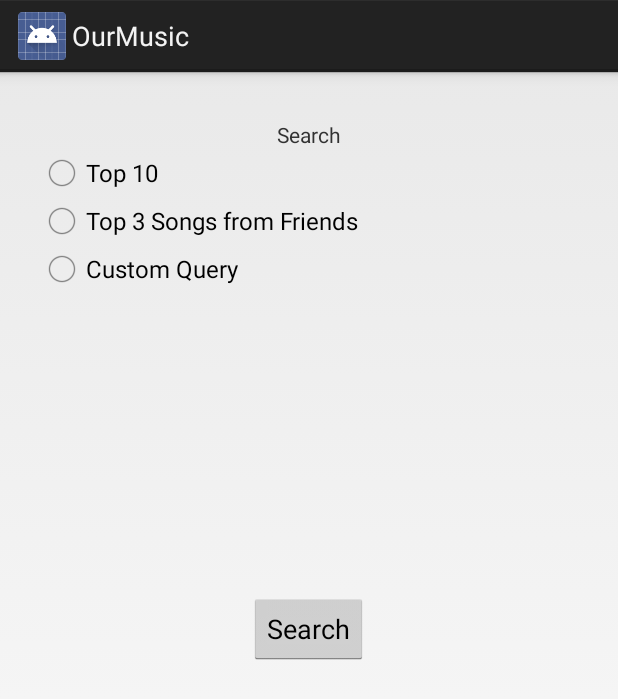
After one commit to d378p/acs560_course_project, an Android app: the SearchActivity screen opened directly, with no data from a screen before it, on a phone screen of 412 x 824 dp. The commit adds this screen. Shown: the top 699 px of the screen. Run offline under Robolectric (Android 15) with nearby library versions, the phone set to English and light mode, and no system bars.

Commit message:
Added comments and refactored some classes.  Added search activity xml and java class

```diff
--- a/OurMusic/app/src/main/AndroidManifest.xml
+++ b/OurMusic/app/src/main/AndroidManifest.xml
@@ -31,6 +31,11 @@
             android:label="@string/app_name"
         ></activity>
 
+        <activity
+            android:name="com.our_music.gui.SearchActivity"
+            android:label="@string/app_name"
+        ></activity>
+
     </application>
 
 </manifest>
--- a/OurMusic/app/src/main/java/com/our_music/connection/ClientConnection.java
+++ b/OurMusic/app/src/main/java/com/our_music/connection/ClientConnection.java
@@ -98,6 +98,11 @@ public class ClientConnection {
         }
     }
 
+    protected void resetConnection() {
+        closeConnection();
+        setupConnection();
+    }
+
     protected JSONObject requestData(String parsedJson) {
         JSONObject returnObject = null;
         try{
--- a/OurMusic/app/src/main/java/com/our_music/gui/HomeActivity.java
+++ b/OurMusic/app/src/main/java/com/our_music/gui/HomeActivity.java
@@ -8,6 +8,11 @@ import android.widget.TextView;
 
 import com.example.jared.ourmusic.R;
 
+/**
+ * Created by Jared at some point in time
+ *
+ * Activity for main page of app.  Displays a current song list and friend list of the user.
+ */
 
 public class HomeActivity extends Activity {
 
--- a/OurMusic/app/src/main/java/com/our_music/gui/LoginActivity.java
+++ b/OurMusic/app/src/main/java/com/our_music/gui/LoginActivity.java
@@ -30,8 +30,6 @@ public class LoginActivity extends Activity{
     private TextView loginText;
     private TextView passwordText;
     private Button loginButton;
-    private Intent startConnection;
-    public Parser connector;
     private final String LOGIN_VALID = "TRUE";
     private final String LOGIN_INVALID = "FALSE";
 
@@ -60,8 +58,7 @@ public class LoginActivity extends Activity{
             Toast.makeText(getApplicationContext(), "Success", Toast.LENGTH_LONG).show();
             Intent homeIntent = new Intent(this, HomeActivity.class);
             startActivity(homeIntent);
-        }
-        else {
+        } else {
             Toast.makeText(getApplicationContext(), "FAILED", Toast.LENGTH_LONG).show();
         }
     }
--- /dev/null
+++ b/OurMusic/app/src/main/java/com/our_music/gui/SearchActivity.java
@@ -0,0 +1,57 @@
+package com.our_music.gui;
+
+import android.app.Activity;
+import android.os.Bundle;
+import android.view.View;
+import android.widget.RadioButton;
+
+import com.example.jared.ourmusic.R;
+
+/**
+ * Created by Jared on 11/22/2014.
+ *
+ * Activity for selecting the type of search we want to conduct.  Search results will be displayed
+ * on a new activity.
+ */
+public class SearchActivity extends Activity{
+    private static final String TAG = SearchActivity.class.getSimpleName();
+    private RadioButton topTenRadio;
+    private RadioButton topThreeRadio;
+    private RadioButton customRadio;
+
+    public void onCreate(Bundle savedInstance) {
+        super.onCreate(savedInstance);
+        setContentView(R.layout.activity_search);
+        topTenRadio = (RadioButton)findViewById(R.id.topTen);
+        topThreeRadio = (RadioButton)findViewById(R.id.topThree);
+        customRadio = (RadioButton)findViewById(R.id.custom);
+    }
+
+    public void search(View v) {
+        if(topTenRadio.isSelected()) {
+            //TODO
+        }
+        else if(topThreeRadio.isSelected()) {
+            //TODO
+        }
+        else if(customRadio.isSelected()) {
+            //TODO
+        }
+    }
+
+    private String getTopTen() {
+        //TODO
+        return "";
+    }
+
+    private String getTopThree() {
+        //TODO
+        return "";
+    }
+
+    private String getCustom() {
+        //TODO
+        return "";
+    }
+
+}
--- a/OurMusic/app/src/main/res/layout/activity_newuser.xml
+++ b/OurMusic/app/src/main/res/layout/activity_newuser.xml
@@ -33,7 +33,7 @@
         />
 
     <EditText
-        android:id="@+id/passwordBox"
+        android:id="@+id/passwordBoxNewUser"
         android:layout_width="match_parent"
         android:layout_height="wrap_content"
         android:layout_below="@+id/passwordNewUser"
@@ -47,7 +47,7 @@
         android:text="@string/confirm_password"
         android:layout_width="wrap_content"
         android:layout_height="wrap_content"
-        android:layout_below="@+id/passwordBox"
+        android:layout_below="@+id/passwordBoxNewUser"
         android:layout_marginTop="16dp"
         android:layout_centerHorizontal="true"
         />
@@ -110,6 +110,7 @@
         android:layout_marginTop="30dp"
         android:layout_centerHorizontal="true"
         android:text="@string/create_user"
+        android:onClick="submitNewUserRequest"
         />
 
 </RelativeLayout>
--- /dev/null
+++ b/OurMusic/app/src/main/res/layout/activity_search.xml
@@ -0,0 +1,57 @@
+<?xml version="1.0" encoding="utf-8"?>
+<RelativeLayout xmlns:android="http://schemas.android.com/apk/res/android"
+    android:layout_width="match_parent" android:layout_height="match_parent">
+
+    <TextView
+        android:id="@+id/searchHeader"
+        android:text="@string/search_header"
+        android:layout_width="wrap_content"
+        android:layout_height="wrap_content"
+        android:layout_marginTop="32dp"
+        android:layout_alignParentTop="true"
+        android:layout_centerHorizontal="true"
+        />
+
+    <RadioGroup
+        android:layout_width="fill_parent"
+        android:layout_height="wrap_content"
+        android:id="@+id/searchType"
+        android:orientation="vertical"
+        android:layout_below="@+id/searchHeader"
+        android:layout_marginStart="25dp"
+        android:layout_marginLeft="25dp">
+        <RadioButton
+            android:layout_width="wrap_content"
+            android:layout_height="wrap_content"
+            android:id="@+id/topTen"
+            android:text="@string/top_ten"
+            />
+
+        <RadioButton
+            android:layout_width="wrap_content"
+            android:layout_height="wrap_content"
+            android:id="@+id/topThree"
+            android:text="@string/top_three"
+            />
+
+        <RadioButton
+            android:layout_width="wrap_content"
+            android:layout_height="wrap_content"
+            android:id="@+id/custom"
+            android:text="@string/custom_query"
+            />
+    </RadioGroup>
+
+    <Button
+        android:layout_width="wrap_content"
+        android:layout_height="wrap_content"
+        android:id="@+id/searchButton"
+        android:text="@string/search_button"
+        android:layout_below="@+id/searchType"
+        android:layout_centerHorizontal="true"
+        android:layout_marginTop="200dp"
+        android:onClick="search"
+        />
+
+
+</RelativeLayout>
--- a/OurMusic/app/src/main/res/values/strings.xml
+++ b/OurMusic/app/src/main/res/values/strings.xml
@@ -14,5 +14,10 @@
     <string name="create_user">Create User</string>
     <string name="create_account">If you don\'t have an account you can create one here</string>
     <string name="create_account_btn">Create Account</string>
+    <string name="search_header">Search</string>
+    <string name="top_ten">Top 10</string>
+    <string name="top_three">Top 3 Songs from Friends</string>
+    <string name="custom_query">Custom Query</string>
+    <string name="search_button">Search</string>
 
 </resources>
```
Also changed, not shown: OurMusic/app/src/main/java/com/our_music/connection/Parser.java (+24 -3 lines), OurMusic/app/src/main/java/com/our_music/gui/CreateUserActivity.java (+59 -0 lines).
